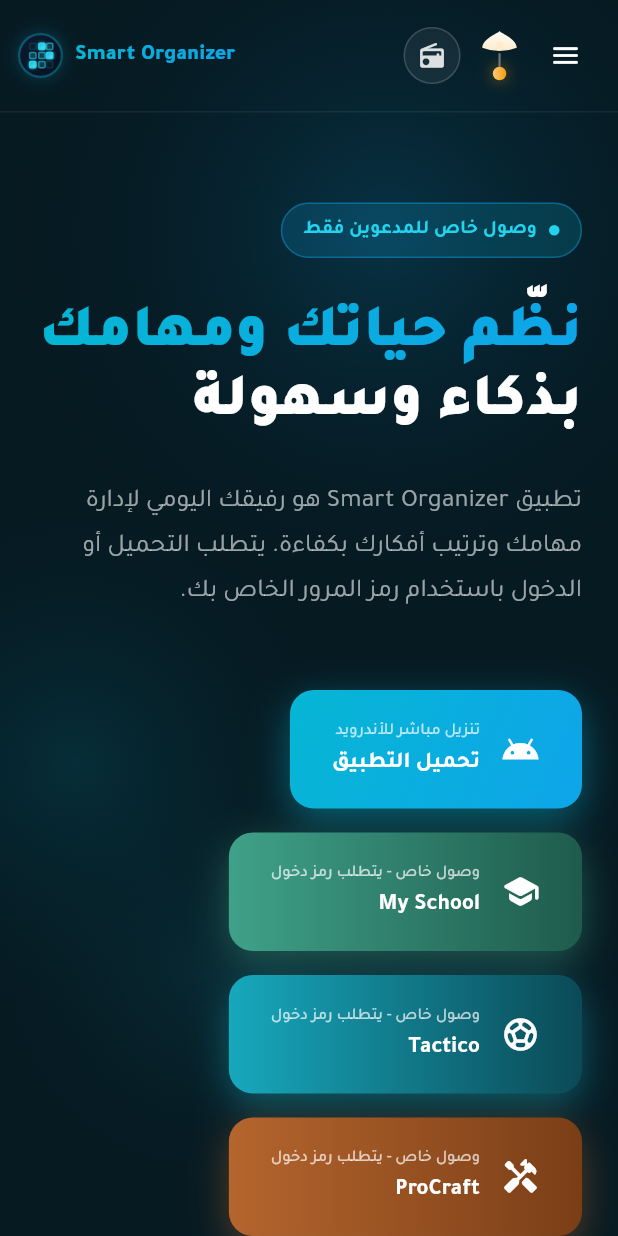
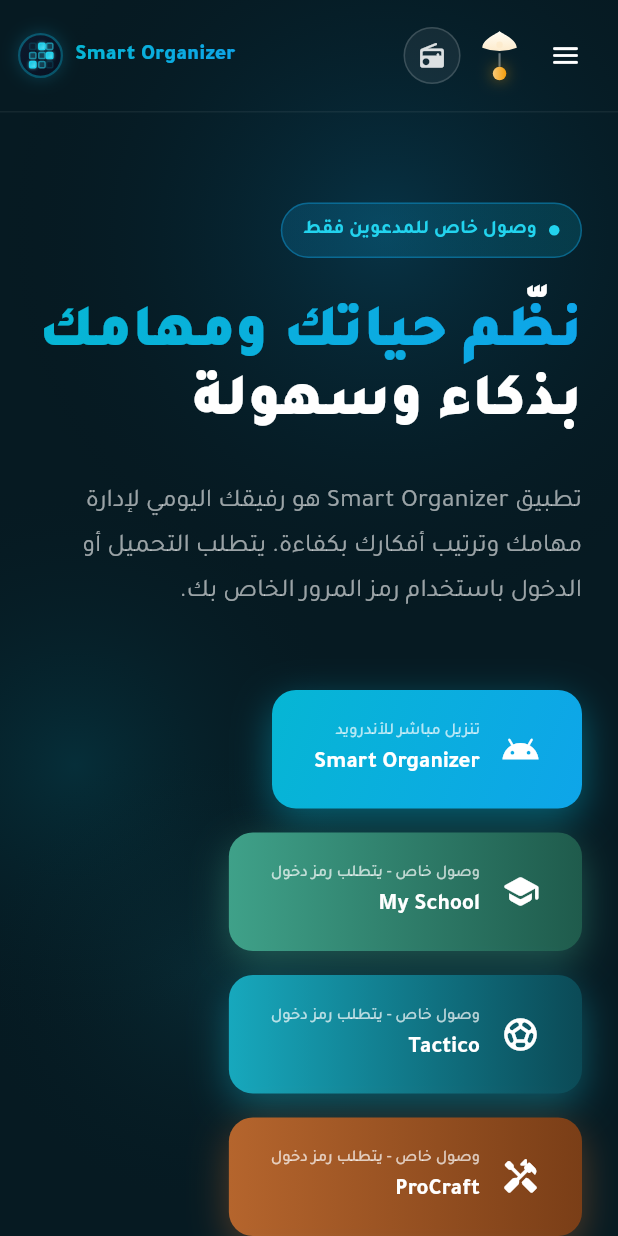
Before and after one commit to yasserbousfiha-creator/smart-organizer-web, a Flutter app: the screen it shows after launch, on a phone screen of 412 x 824 dp. Run offline on Flutter 3.47's test engine with Material 3 defaults, Android fonts, the phone set to English and light mode, and no system bars; our stand-ins replace audioplayers, carousel_slider, supabase_flutter, timezone, url_strategy; missing offline and left inert: dart:html; accounts and stored records are empty; network calls fail.

Commit message:
Use English names on every download button
Smart Organizer's button now says "Smart Organizer" (was "Download App") and
the HR desktop app is "Hr system", matching My School, Tactico and ProCraft.

Co-Authored-By: Claude Sonnet 5 <noreply@anthropic.com>

```diff
--- a/lib/main.dart
+++ b/lib/main.dart
@@ -1172,7 +1172,7 @@ class _LandingPageState extends State<LandingPage>
                     _buildGradientButton(
                       context: context,
                       icon: Icons.android_rounded,
-                      title: siteTr(_isEnglish, 'تحميل التطبيق'),
+                      title: 'Smart Organizer',
                       subtitle: siteTr(_isEnglish, 'تنزيل مباشر للأندرويد'),
                       gradient: kMainGradient,
                       url: 'https://smartorganizer.shop/apk/smart-organizer.apk',
@@ -1213,7 +1213,7 @@ class _LandingPageState extends State<LandingPage>
                     _buildGradientButton(
                       context: context,
                       icon: Icons.desktop_windows_rounded,
-                      title: siteTr(_isEnglish, 'برنامج الموارد البشرية'),
+                      title: 'Hr system',
                       subtitle: siteTr(_isEnglish, 'وصول خاص - تحميل لنظام Windows'),
                       gradient: const LinearGradient(
                         colors: [Color(0xFF0EA5E9), Color(0xFF0C4A6E)],
```
